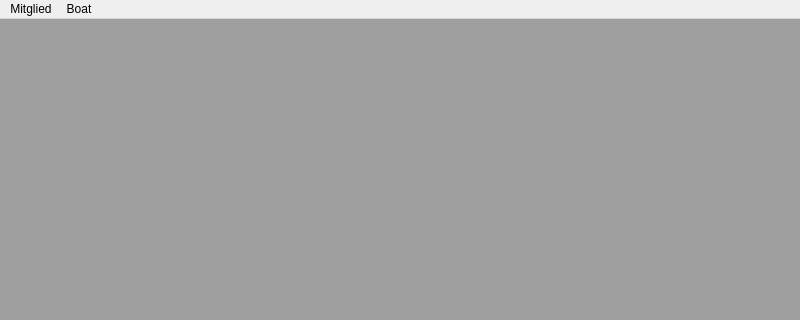
Before: the Qt Designer form mainwin/mainwindow.ui in pmgyambol/rowingclub, drawn with Qt 5; both pictures show x 0 to 800 and y 0 to 320 of the 800 by 600 pixel window.
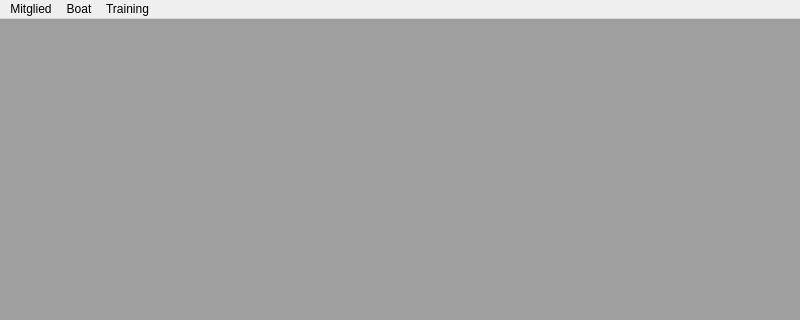
After: the same form once the commit is applied. Icons and pictures are not drawn.

The edit to the form file:
```diff
--- a/mainwin/mainwindow.ui
+++ b/mainwin/mainwindow.ui
@@ -48,8 +48,18 @@
     <addaction name="actionNewMitglied"/>
     <addaction name="actionListMitglied"/>
    </widget>
+   <widget class="QMenu" name="menuTraining">
+    <property name="title">
+     <string>Training</string>
+    </property>
+    <addaction name="actionNewTraining"/>
+    <addaction name="actionListTraining"/>
+    <addaction name="actionListCardios"/>
+    <addaction name="actionListGym"/>
+   </widget>
    <addaction name="menuMitglied"/>
    <addaction name="menuBoat"/>
+   <addaction name="menuTraining"/>
   </widget>
   <widget class="QStatusBar" name="statusbar"/>
   <action name="actionNewMitglied">
```
Left out of the diff: 34 changed lines with no effect on the pictures.
